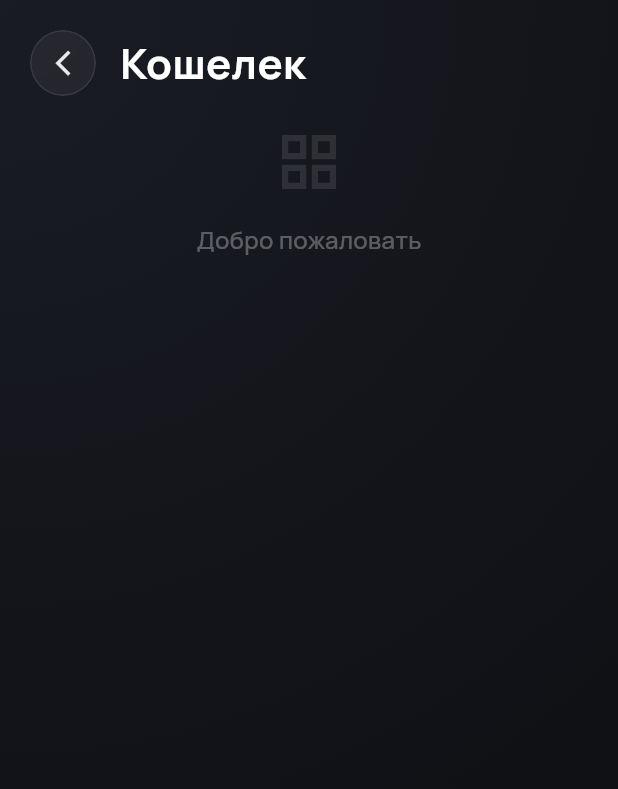
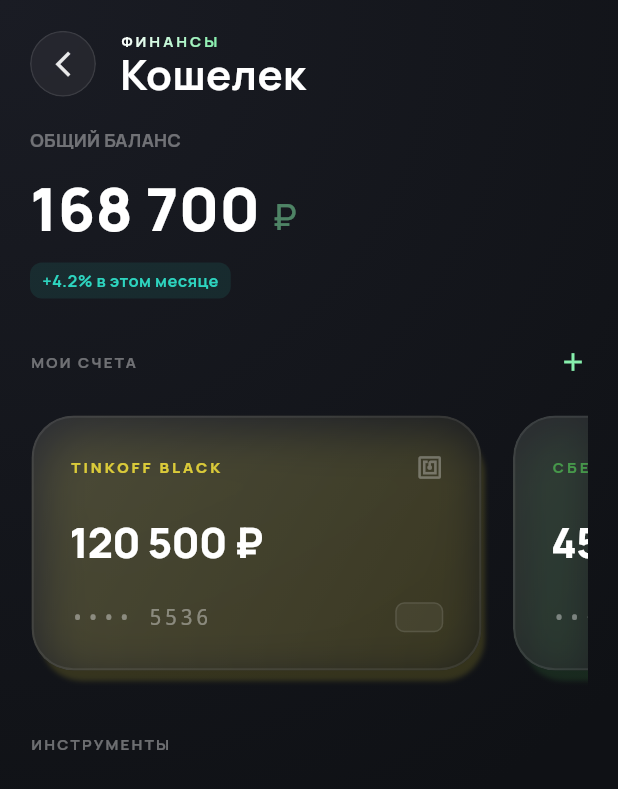
Before and after one commit to MaikaNaVolne/PulseOS, a Flutter app: the WalletPage screen opened by its route, on a phone screen of 412 x 824 dp. Shown: the top 789 px of the screen. Run offline on Flutter 3.47's test engine with Material 3 defaults, Android fonts, the phone set to English and light mode, and no system bars; our stand-ins replace drift, font_awesome_flutter, google_fonts; accounts and stored records are empty; generated files the repository leaves out were written again.

Commit message:
feat(wallet): реализовать дизайн банковских карт и главный экран кошелька

```diff
--- /dev/null
+++ b/lib/features/wallet/ui/widgets/account_card.dart
@@ -0,0 +1,144 @@
+import 'dart:ui';
+import 'package:flutter/material.dart';
+import '../../../../core/theme/pulse_theme.dart';
+
+class AccountCard extends StatelessWidget {
+  final String name;
+  final String balance;
+  final String? cardNumber;
+  final Color accentColor;
+  final VoidCallback onTap;
+
+  const AccountCard({
+    super.key,
+    required this.name,
+    required this.balance,
+    this.cardNumber,
+    this.accentColor = PulseColors.blue,
+    required this.onTap,
+  });
+
+  @override
+  Widget build(BuildContext context) {
+    return GestureDetector(
+      onTap: onTap,
+      child: Container(
+        width: 300,
+        margin: const EdgeInsets.only(right: 20, top: 10, bottom: 10, left: 1),
+        // ГЕНЕРАЦИЯ ФОРМЫ (НЕОНОВОЕ СВЕЧЕНИЕ)
+        decoration: BoxDecoration(
+          borderRadius: BorderRadius.circular(28),
+          boxShadow: [
+            BoxShadow(
+              color: accentColor.withValues(alpha: 0.15),
+              blurRadius: 2,
+              spreadRadius: -2,
+              offset: const Offset(4, 9), // Смещаем вниз для объема
+            ),
+          ],
+        ),
+        child: ClipRRect(
+          borderRadius: BorderRadius.circular(28),
+          child: BackdropFilter(
+            filter: ImageFilter.blur(sigmaX: 15, sigmaY: 15),
+            child: Container(
+              padding: const EdgeInsets.all(24),
+              decoration: BoxDecoration(
+                // Градиент самого стекла
+                gradient: LinearGradient(
+                  begin: Alignment.topLeft,
+                  end: Alignment.bottomRight,
+                  colors: [
+                    Colors.white.withValues(alpha: 0.1),
+                    Colors.white.withValues(alpha: 0.02),
+                  ],
+                ),
+                borderRadius: BorderRadius.circular(28),
+                // Тонкая обводка для подчеркивания формы
+                border: Border.all(
+                  color: Colors.white.withValues(alpha: 0.08),
+                  width: 1.5,
+                ),
+              ),
+              child: Column(
+                crossAxisAlignment: CrossAxisAlignment.start,
+                mainAxisAlignment: MainAxisAlignment.spaceBetween,
+                children: [
+                  // ГЕНЕРАЦИЯ ТЕКСТА И ЭЛЕМЕНТОВ
+                  _buildTopRow(),
+                  _buildBalanceText(),
+                  _buildBottomRow(),
+                ],
+              ),
+            ),
+          ),
+        ),
+      ),
+    );
+  }
+
+  Widget _buildTopRow() {
+    return Row(
+      mainAxisAlignment: MainAxisAlignment.spaceBetween,
+      children: [
+        Text(
+          name.toUpperCase(),
+          style: TextStyle(
+            color: accentColor.withValues(alpha: 0.8), // Текст в цвет карты
+            fontSize: 10,
+            fontWeight: FontWeight.w900,
+            letterSpacing: 2,
+          ),
+        ),
+        Icon(Icons.nfc, color: Colors.white.withValues(alpha: 0.3), size: 18),
+      ],
+    );
+  }
+
+  Widget _buildBalanceText() {
+    return FittedBox(
+      fit: BoxFit.scaleDown,
+      child: Text(
+        "$balance ₽",
+        style: const TextStyle(
+          color: Colors.white,
+          fontSize: 28,
+          fontWeight: FontWeight.w800,
+          letterSpacing: -0.5,
+        ),
+      ),
+    );
+  }
+
+  Widget _buildBottomRow() {
+    return Row(
+      mainAxisAlignment: MainAxisAlignment.spaceBetween,
+      children: [
+        Text(
+          _maskCardNumber(cardNumber),
+          style: const TextStyle(
+            color: Colors.white38,
+            fontFamily: 'monospace',
+            fontSize: 14,
+            letterSpacing: 2,
+          ),
+        ),
+        // Маленький декоративный чип
+        Container(
+          width: 32,
+          height: 20,
+          decoration: BoxDecoration(
+            color: Colors.white.withValues(alpha: 0.05),
+            borderRadius: BorderRadius.circular(6),
+            border: Border.all(color: Colors.white.withValues(alpha: 0.1)),
+          ),
+        ),
+      ],
+    );
+  }
+
+  String _maskCardNumber(String? number) {
+    if (number == null || number.length < 4) return "•••• 0000";
+    return "•••• ${number.substring(number.length - 4)}";
+  }
+}
--- a/lib/features/wallet/wallet_page.dart
+++ b/lib/features/wallet/wallet_page.dart
@@ -1,5 +1,7 @@
 import 'package:flutter/material.dart';
-import 'package:pulseos/core/ui_kit/pulse_page.dart';
+import '../../core/ui_kit/pulse_page.dart';
+import '../../core/theme/pulse_theme.dart';
+import 'ui/widgets/account_card.dart'; // Импортируем карточку
 
 class WalletPage extends StatelessWidget {
   const WalletPage({super.key});
@@ -8,27 +10,148 @@ class WalletPage extends StatelessWidget {
   Widget build(BuildContext context) {
     return PulsePage(
       title: "Кошелек",
-      showBackButton: true,
-      body: Center(
-        child: Column(
-          mainAxisAlignment: MainAxisAlignment.center,
+      subtitle: "ФИНАНСЫ",
+      accentColor: PulseColors.primary,
+
+      // Список счетов
+      body: Column(
+        crossAxisAlignment: CrossAxisAlignment.start,
+        children: [
+          // 1. Блок общего баланса
+          const _TotalBalanceBlock(),
+
+          const SizedBox(height: 32),
+
+          // 2. Заголовок секции счетов
+          _buildSectionHeader("МОИ СЧЕТА", Icons.add, () {}),
+
+          const SizedBox(height: 16),
+
+          // 3. Горизонтальная карусель карт
+          SizedBox(
+            height: 190, // Высота с учетом тени и отступов
+            child: ListView(
+              scrollDirection: Axis.horizontal,
+              physics: const BouncingScrollPhysics(),
+              children: [
+                AccountCard(
+                  name: "Tinkoff Black",
+                  balance: "120 500",
+                  cardNumber: "5536",
+                  accentColor: Colors.yellow,
+                  onTap: () {},
+                ),
+                AccountCard(
+                  name: "Сбербанк",
+                  balance: "45 000",
+                  cardNumber: "1234",
+                  accentColor: Colors.green,
+                  onTap: () {},
+                ),
+                AccountCard(
+                  name: "Наличные",
+                  balance: "3 200",
+                  accentColor: Colors.orange,
+                  onTap: () {},
+                ),
+              ],
+            ),
+          ),
+
+          const SizedBox(height: 32),
+
+          // 4. Инструменты (Долги, отчеты и т.д.)
+          _buildSectionHeader("ИНСТРУМЕНТЫ", null, null),
+          // Тут позже будет сетка инструментов
+        ],
+      ),
+    );
+  }
+
+  Widget _buildSectionHeader(
+    String title,
+    IconData? actionIcon,
+    VoidCallback? onAction,
+  ) {
+    return Row(
+      mainAxisAlignment: MainAxisAlignment.spaceBetween,
+      children: [
+        Text(
+          title,
+          style: const TextStyle(
+            color: Colors.white38,
+            fontSize: 10,
+            fontWeight: FontWeight.bold,
+            letterSpacing: 1.5,
+          ),
+        ),
+        if (actionIcon != null)
+          GestureDetector(
+            onTap: onAction,
+            child: Icon(actionIcon, color: PulseColors.primary, size: 20),
+          ),
+      ],
+    );
+  }
+}
+
+class _TotalBalanceBlock extends StatelessWidget {
+  const _TotalBalanceBlock();
+
+  @override
+  Widget build(BuildContext context) {
+    return Column(
+      crossAxisAlignment: CrossAxisAlignment.start,
+      children: [
+        const Text(
+          "ОБЩИЙ БАЛАНС",
+          style: TextStyle(
+            color: Colors.white38,
+            fontSize: 12,
+            fontWeight: FontWeight.bold,
+          ),
+        ),
+        const SizedBox(height: 8),
+        Row(
+          crossAxisAlignment: CrossAxisAlignment.baseline,
+          textBaseline: TextBaseline.alphabetic,
           children: [
-            Icon(
-              Icons.grid_view,
-              size: 48,
-              color: Colors.white.withValues(alpha: .1),
+            const Text(
+              "168 700",
+              style: TextStyle(
+                fontSize: 40,
+                fontWeight: FontWeight.w900,
+                color: Colors.white,
+              ),
             ),
-            const SizedBox(height: 16),
+            const SizedBox(width: 8),
             Text(
-              "Добро пожаловать",
+              "₽",
               style: TextStyle(
-                color: Colors.white.withValues(alpha: .3),
-                fontSize: 16,
+                fontSize: 24,
+                color: PulseColors.primary.withValues(alpha: 0.5),
               ),
             ),
           ],
         ),
-      ),
+        const SizedBox(height: 8),
+        // Мини-тренд (проценты)
+        Container(
+          padding: const EdgeInsets.symmetric(horizontal: 8, vertical: 4),
+          decoration: BoxDecoration(
+            color: PulseColors.teal.withValues(alpha: 0.1),
+            borderRadius: BorderRadius.circular(8),
+          ),
+          child: const Text(
+            "+4.2% в этом месяце",
+            style: TextStyle(
+              color: PulseColors.teal,
+              fontSize: 11,
+              fontWeight: FontWeight.bold,
+            ),
+          ),
+        ),
+      ],
     );
   }
 }
```
